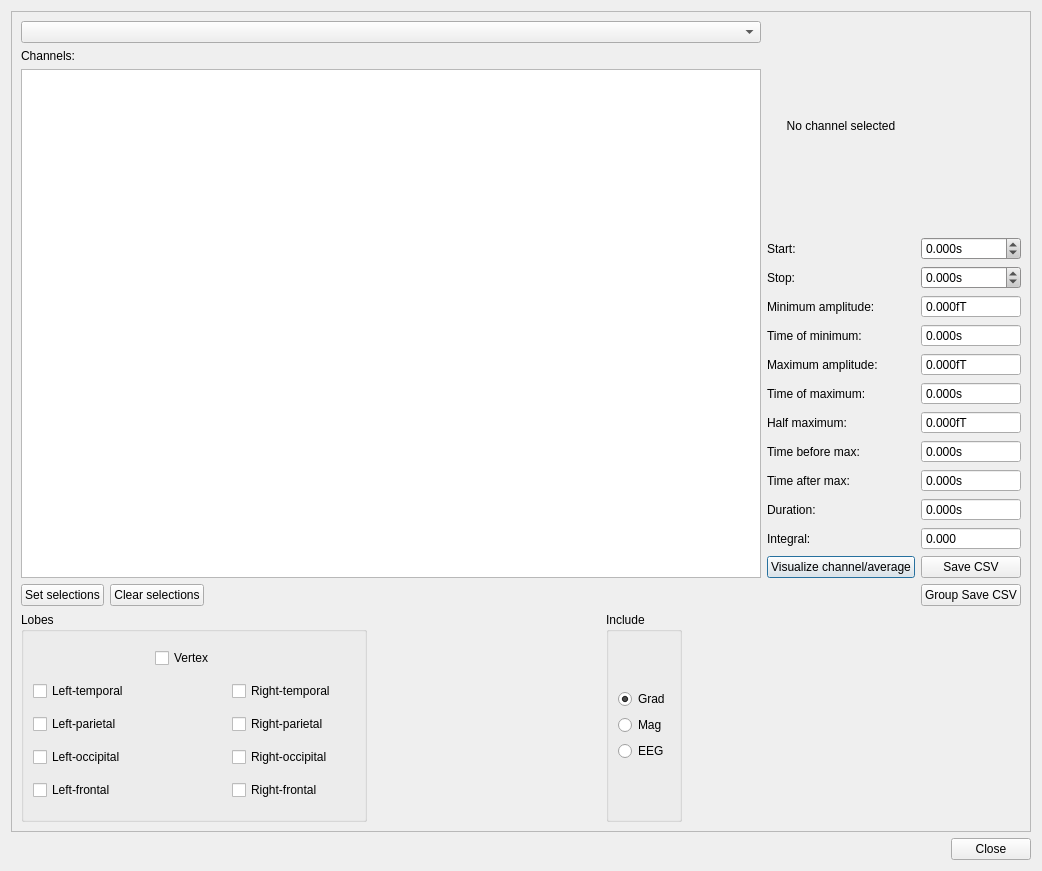
Before: the Qt Designer form qt4Designer_ui_files/evokedStatsDialogUi.ui in cibr-jyu/meggie, drawn with Qt 5.
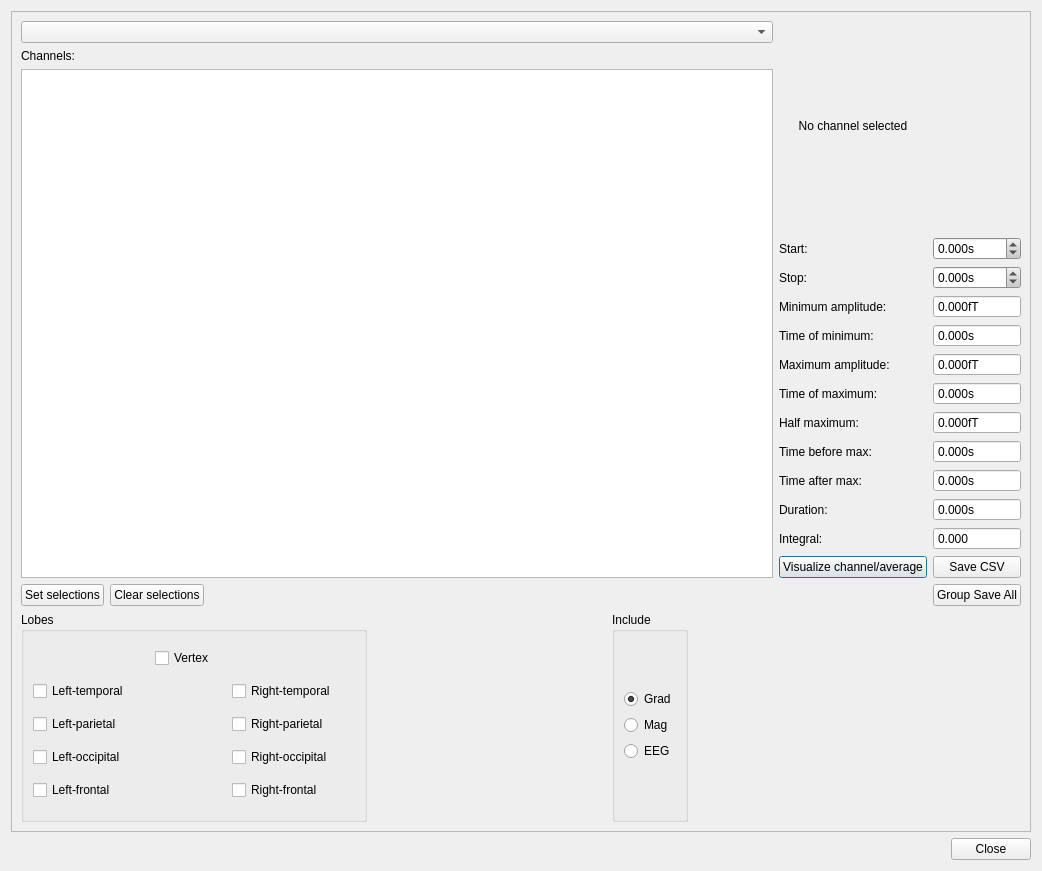
After: the same form once the commit is applied.

Commit message: Save evoked group CSV

Diff of the .ui file:
```diff
--- a/qt4Designer_ui_files/evokedStatsDialogUi.ui
+++ b/qt4Designer_ui_files/evokedStatsDialogUi.ui
@@ -1635,7 +1635,7 @@
        <item row="13" column="2">
         <widget class="QPushButton" name="pushButtonGroupSaveCSV">
          <property name="text">
-          <string>Group Save CSV</string>
+          <string>Group Save All</string>
          </property>
         </widget>
        </item>
```
The commit also changes 4 other files.
